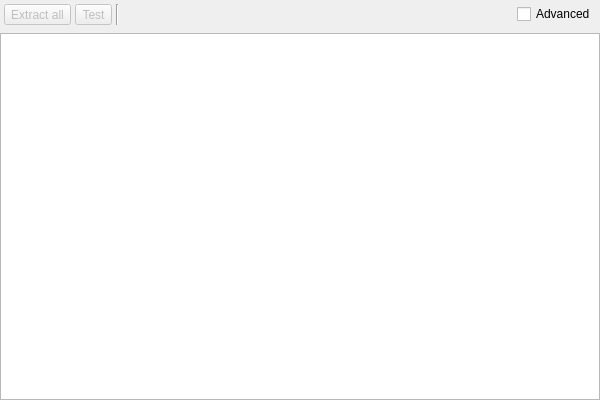
Old version of the form archiveexplorerwidget.ui in the repository horsicq/archive_widget.
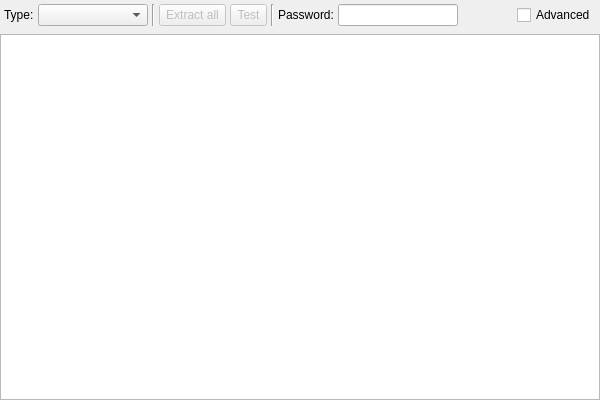
New version of the form. Custom widgets are drawn as their Qt base class.

Commit message: feat: add file type selector and password handling to archive explorer

```diff
--- a/archiveexplorerwidget.ui
+++ b/archiveexplorerwidget.ui
@@ -43,6 +43,39 @@
      <property name="bottomMargin">
       <number>2</number>
      </property>
+     <item>
+      <widget class="QLabel" name="labelType">
+       <property name="text">
+        <string>Type:</string>
+       </property>
+       <property name="buddy">
+        <cstring>comboBoxType</cstring>
+       </property>
+      </widget>
+     </item>
+     <item>
+      <widget class="QComboBox" name="comboBoxType">
+       <property name="minimumSize">
+        <size>
+         <width>110</width>
+         <height>0</height>
+        </size>
+       </property>
+       <property name="toolTip">
+        <string>File type</string>
+       </property>
+      </widget>
+     </item>
+     <item>
+      <widget class="QFrame" name="lineType">
+       <property name="frameShape">
+        <enum>QFrame::VLine</enum>
+       </property>
+       <property name="frameShadow">
+        <enum>QFrame::Sunken</enum>
+       </property>
+      </widget>
+     </item>
      <item>
       <widget class="QToolButton" name="toolButtonExtractAll">
        <property name="sizePolicy">
@@ -88,7 +121,7 @@
       </widget>
      </item>
      <item>
-      <widget class="QFrame" name="lineCommands">
+     <widget class="QFrame" name="lineCommands">
        <property name="frameShape">
         <enum>QFrame::VLine</enum>
        </property>
@@ -97,6 +130,35 @@
        </property>
       </widget>
      </item>
+     <item>
+      <widget class="QLabel" name="labelPassword">
+       <property name="text">
+        <string>Password:</string>
+       </property>
+       <property name="buddy">
+        <cstring>lineEditPassword</cstring>
+       </property>
+      </widget>
+     </item>
+     <item>
+      <widget class="QLineEdit" name="lineEditPassword">
+       <property name="minimumSize">
+        <size>
+         <width>120</width>
+         <height>0</height>
+        </size>
+       </property>
+       <property name="toolTip">
+        <string>Password for encrypted archives</string>
+       </property>
+       <property name="echoMode">
+        <enum>QLineEdit::Password</enum>
+       </property>
+       <property name="clearButtonEnabled">
+        <bool>true</bool>
+       </property>
+      </widget>
+     </item>
      <item>
       <spacer name="horizontalSpacerOptions">
        <property name="orientation">
```
The commit also changes 6 other files.
